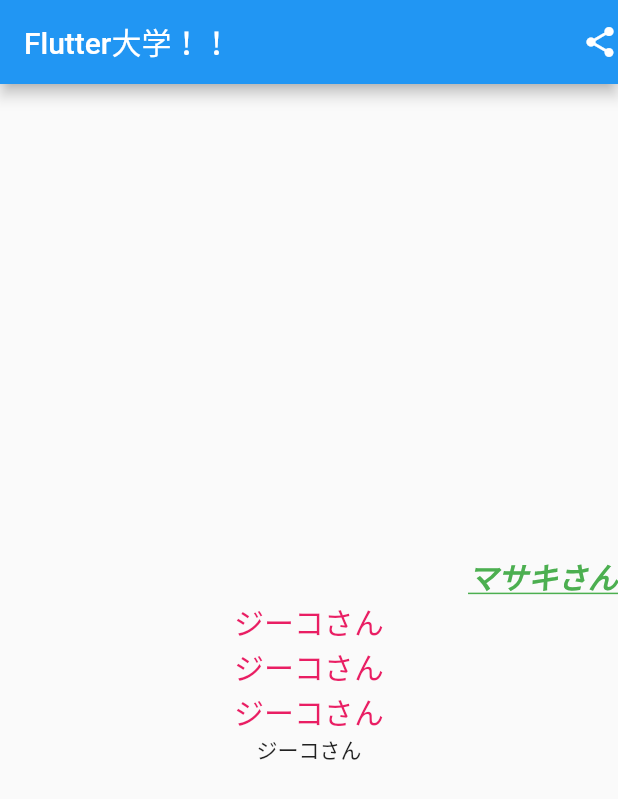
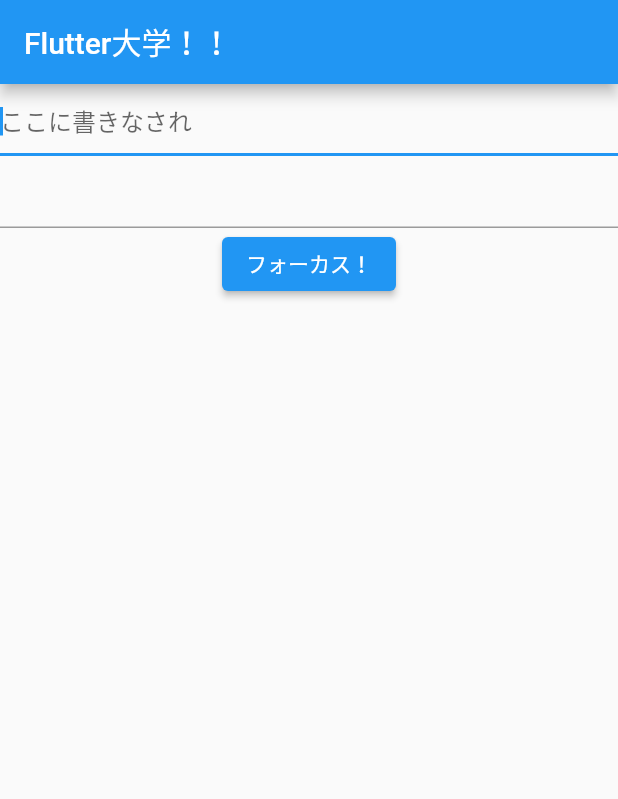
Before and after one commit to masakikono/flutter_univ, a Flutter app: the screen it shows after launch, on a phone screen of 412 x 824 dp. Shown: the top 799 px of the screen. Run offline on Flutter 3.47's test engine with Material 2 defaults, Android fonts, the light colour scheme and no system bars.

Commit message:
add :入力フォーム作成

```diff
--- a/lib/main.dart
+++ b/lib/main.dart
@@ -41,49 +41,33 @@
 
   String text = 'つぎへ';
 
+  final myFocusNode = FocusNode();
+
   @override
   Widget build(BuildContext context) {
     return Scaffold(
       appBar: AppBar(
         title: Text("Flutter大学！！"),
-        actions: <Widget>[
-          Icon(Icons.share),
-        ],
       ),
       body: Container(
         width: double.infinity,
         child: Column(
-          mainAxisAlignment: MainAxisAlignment.center,
-          crossAxisAlignment: CrossAxisAlignment.center,
           children: <Widget>[
-            Container(
-              width: double.infinity,
-              child: Text(
-                'マサキさん',
-                textAlign: TextAlign.end,
-                style: TextStyle(
-                  fontSize: 20,
-                  color: Colors.green,
-                  fontWeight: FontWeight.w900,
-                  fontStyle: FontStyle.italic,
-                  decoration: TextDecoration.underline,
-                ),
+            TextField(
+              autofocus: true,
+              decoration: InputDecoration(
+                hintText: 'ここに書きなされ',
               ),
             ),
-            DefaultTextStyle(
-              style: TextStyle(
-                fontSize: 20,
-                color: Colors.pink,
-              ),
-              child: Column(
-                children: <Widget>[
-                  Text('ジーコさん'),
-                  Text('ジーコさん'),
-                  Text('ジーコさん'),
-                ],
-              ),
+            TextField(
+              focusNode: myFocusNode,
             ),
-            Text('ジーコさん'),
+            ElevatedButton(
+              child: Text('フォーカス！'),
+              onPressed: () {
+                //コメント
+              },
+            )
           ],
         ),
       ),
```
